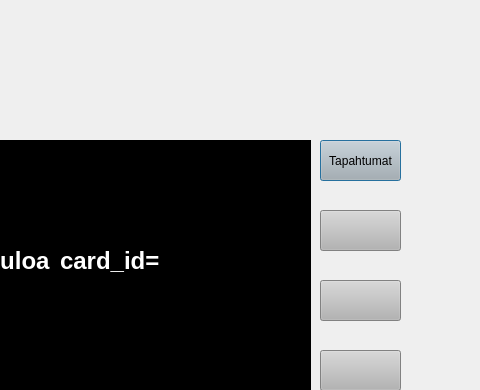
The window that bank_automat/paaikkuna.ui (nikopippuri/atm-project) describes before a commit, drawn with Qt 5; both pictures show x 320 to 800 and y 0 to 390 of the 800 by 600 pixel window.
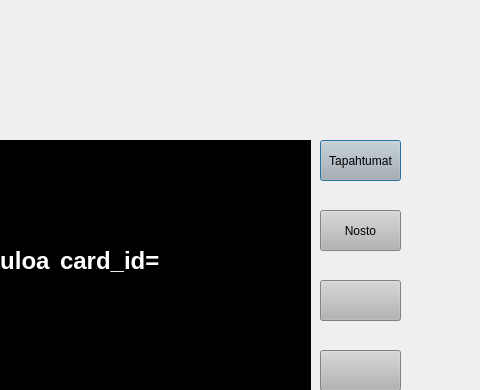
The same window after the commit.

```diff
--- a/bank_automat/paaikkuna.ui
+++ b/bank_automat/paaikkuna.ui
@@ -466,7 +466,7 @@
     <string notr="true">background-color: rgb(180, 180, 180);</string>
    </property>
    <property name="text">
-    <string/>
+    <string>Nosto</string>
    </property>
   </widget>
   <widget class="QLabel" name="label">
```
Left out of the diff: 4 changed lines with no effect on the pictures.
